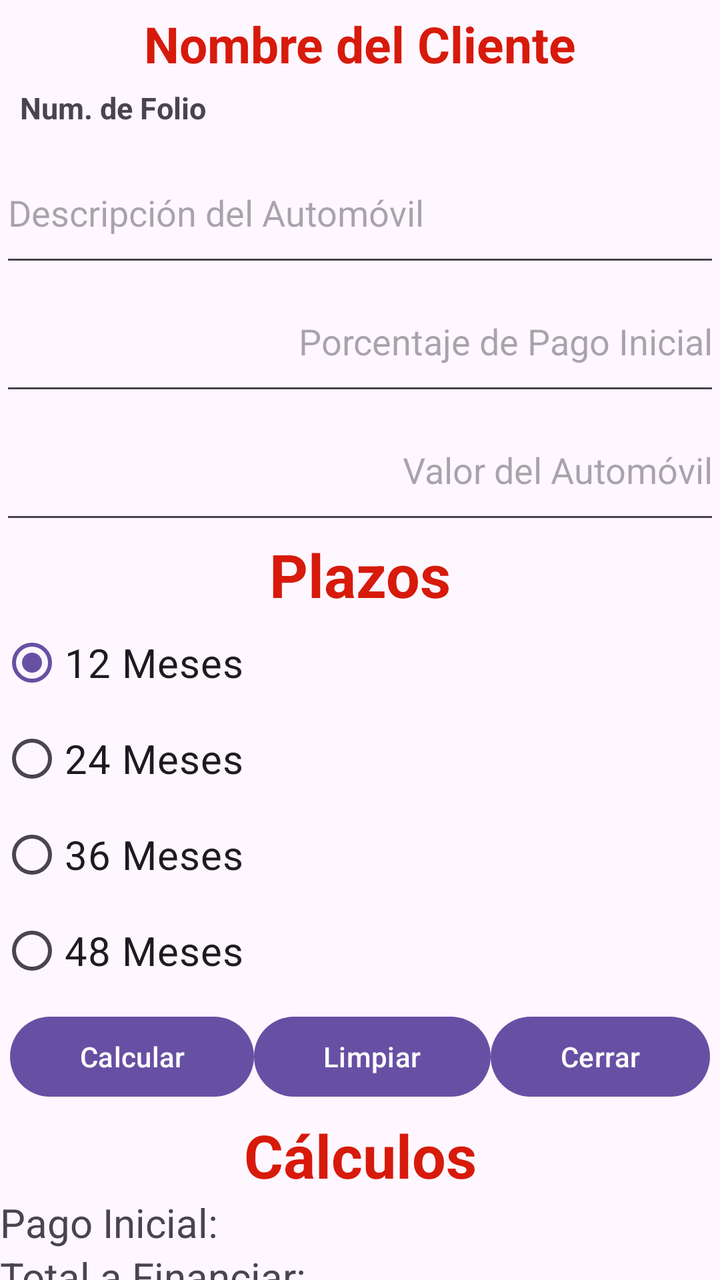
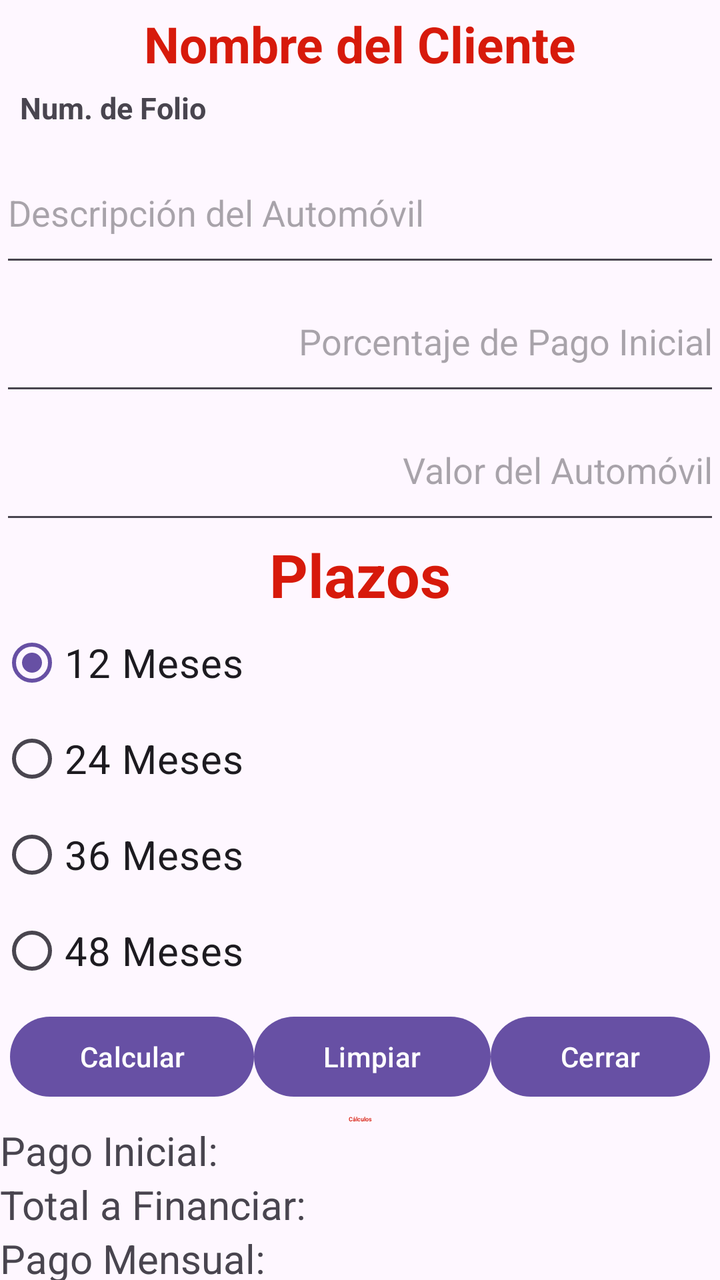

Compare the two renders of this Android layout. The source of the first and the diff that turns it into the second are given below.
<!-- AndroidManifest.xml: application theme Theme.AppUnidad0144 -->
<!-- res/layout/activity_cotizacion.xml -->
<?xml version="1.0" encoding="utf-8"?>
<androidx.constraintlayout.widget.ConstraintLayout xmlns:android="http://schemas.android.com/apk/res/android"
    xmlns:app="http://schemas.android.com/apk/res-auto"
    xmlns:tools="http://schemas.android.com/tools"
    android:id="@+id/main"
    android:layout_width="match_parent"
    android:layout_height="match_parent"
    tools:context=".CotizacionActivity">

    <LinearLayout
        android:layout_width="match_parent"
        android:layout_height="match_parent"
        android:orientation="vertical">

        <TextView
            android:layout_width="match_parent"
            android:layout_height="wrap_content"
            android:text="@string/strCliente"
            android:textAlignment="center"
            android:textColor="@color/red"
            android:textSize="25dp"
            android:textStyle="bold"
            android:paddingTop="5dp"
            android:paddingBottom="5dp"
            android:id="@+id/txtCliente">

        </TextView>
        <TextView
            android:layout_width="match_parent"
            android:layout_height="wrap_content"
            android:text="@string/strNumFolio"
            android:paddingLeft="10dp"
            android:textStyle="bold"
            android:textSize="15dp"
            android:paddingBottom="10dp"
            android:id="@+id/txtFolio">

        </TextView>

        <EditText
            android:layout_width="match_parent"
            android:layout_height="wrap_content"
            android:hint="@string/strDescripcion"
            android:paddingBottom="20dp"
            android:paddingTop="20dp"
            android:id="@+id/txtDescripcion">

        </EditText>
        <EditText
            android:layout_width="match_parent"
            android:layout_height="wrap_content"
            android:paddingTop="20dp"
            android:paddingBottom="20dp"
            android:hint="@string/strPortcentaje"
            android:inputType="numberDecimal"
            android:textAlignment="textEnd"
            android:id="@+id/txtPorcentaje">

        </EditText>

        <EditText
            android:layout_width="match_parent"
            android:layout_height="wrap_content"
            android:paddingTop="20dp"
            android:paddingBottom="20dp"
            android:hint="@string/strValorAuto"
            android:inputType="numberDecimal"
            android:textAlignment="textEnd"
            android:id="@+id/txtPrecio">

        </EditText>

        <TextView
            android:layout_width="match_parent"
            android:layout_height="wrap_content"
            android:text="@string/strPlazos"
            android:textColor="@color/red"
            android:textAlignment="center"
            android:textStyle="bold"
            android:textSize="30dp">

        </TextView>

        <RadioGroup
            android:layout_width="match_parent"
            android:layout_height="wrap_content"
            android:orientation="vertical"
            android:layout_gravity="center">

            <RadioButton
                android:layout_width="wrap_content"
                android:layout_height="wrap_content"
                android:id="@+id/rdb12"
                android:text="@string/str12Meses"
                android:layout_gravity="left"
                android:checked="true"
                android:textSize="20sp">

            </RadioButton>

            <RadioButton
                android:layout_width="wrap_content"
                android:layout_height="wrap_content"
                android:id="@+id/rdb24"
                android:text="@string/str24Meses"
                android:layout_gravity="left"
                android:textSize="20sp">

            </RadioButton>
            <RadioButton
                android:layout_width="wrap_content"
                android:layout_height="wrap_content"
                android:id="@+id/rdb36"
                android:text="@string/str36Meses"
                android:layout_gravity="left"

                android:textSize="20sp">

            </RadioButton>
            <RadioButton
                android:layout_width="wrap_content"
                android:layout_height="wrap_content"
                android:id="@+id/rdb48"
                android:text="@string/str48Meses"
                android:layout_gravity="left"
                android:textSize="20sp">

            </RadioButton>

        </RadioGroup>

        <LinearLayout
            android:layout_width="match_parent"
            android:layout_height="wrap_content"
            android:layout_gravity="center"
            android:gravity="center"
            android:orientation="horizontal"
            android:padding="5sp">
            <Button
                android:layout_width="wrap_content"
                android:layout_height="wrap_content"
                android:text="@string/strBtnCalcularCot"
                android:layout_weight="1"
                android:id="@+id/btnCalcular">

            </Button>
            <Button
                android:layout_width="wrap_content"
                android:layout_height="wrap_content"
                android:text="@string/strLimpiar"
                android:layout_weight="1"
                android:id="@+id/btnLimpiar">

            </Button>
            <Button
                android:layout_width="wrap_content"
                android:layout_height="wrap_content"
                android:text="@string/strCerrar"
                android:layout_weight="1"
                android:id="@+id/btnCerrar">

            </Button>

        </LinearLayout>

        <TextView
            android:layout_width="match_parent"
            android:layout_height="wrap_content"
            android:text="@string/strCalculos"
            android:textAlignment="center"
            android:textSize="30dp"
            android:textColor="@color/red"
            android:textStyle="bold">

        </TextView>
        <TextView
            android:layout_width="wrap_content"
            android:layout_height="wrap_content"
            android:text="@string/strPago"
            android:id="@+id/txtPagoInicial"
            android:textSize="20sp">

        </TextView>
        <TextView
            android:layout_width="wrap_content"
            android:layout_height="wrap_content"
            android:text="@string/strTotalP"
            android:id="@+id/txtTotalFin"
            android:textSize="20sp">

        </TextView>

        <TextView
            android:layout_width="wrap_content"
            android:layout_height="wrap_content"
            android:text="@string/strPagoMen"
            android:id="@+id/txtPagoMensual"
            android:textSize="20sp">

        </TextView>

    </LinearLayout>


</androidx.constraintlayout.widget.ConstraintLayout>
<!-- resources referenced by this layout -->
<resources>
  <color name="red">#D71A0B</color>
  <string name="str12Meses">12 Meses</string>
  <string name="str24Meses">24 Meses</string>
  <string name="str36Meses">36 Meses</string>
  <string name="str48Meses">48 Meses</string>
  <string name="strBtnCalcularCot">Calcular</string>
  <string name="strCalculos">Cálculos</string>
  <string name="strCerrar">Cerrar</string>
  <string name="strCliente">Nombre del Cliente</string>
  <string name="strDescripcion">Descripción del Automóvil</string>
  <string name="strLimpiar">Limpiar</string>
  <string name="strNumFolio">Num. de Folio</string>
  <string name="strPago">Pago Inicial: </string>
  <string name="strPagoMen">Pago Mensual: </string>
  <string name="strPlazos">Plazos</string>
  <string name="strPortcentaje">Porcentaje de Pago Inicial</string>
  <string name="strTotalP">Total a Financiar: </string>
  <string name="strValorAuto">Valor del Automóvil</string>
  <style name="Theme.AppUnidad0144" parent="Base.Theme.AppUnidad0144" />
  <style name="Base.Theme.AppUnidad0144" parent="Theme.Material3.DayNight.NoActionBar">
          
          
      </style>
</resources>

<!-- the commit's change to res/layout/activity_cotizacion.xml (unified diff, before → after) -->
@@ -18,7 +18,7 @@
             android:text="@string/strCliente"
             android:textAlignment="center"
             android:textColor="@color/red"
-            android:textSize="25dp"
+            android:textSize="25sp"
             android:textStyle="bold"
             android:paddingTop="5dp"
             android:paddingBottom="5dp"
@@ -77,7 +77,7 @@
             android:textColor="@color/red"
             android:textAlignment="center"
             android:textStyle="bold"
-            android:textSize="30dp">
+            android:textSize="30sp">
 
         </TextView>
 
@@ -168,7 +168,7 @@
             android:layout_height="wrap_content"
             android:text="@string/strCalculos"
             android:textAlignment="center"
-            android:textSize="30dp"
+            android:textSize="3sp"
             android:textColor="@color/red"
             android:textStyle="bold">
 
